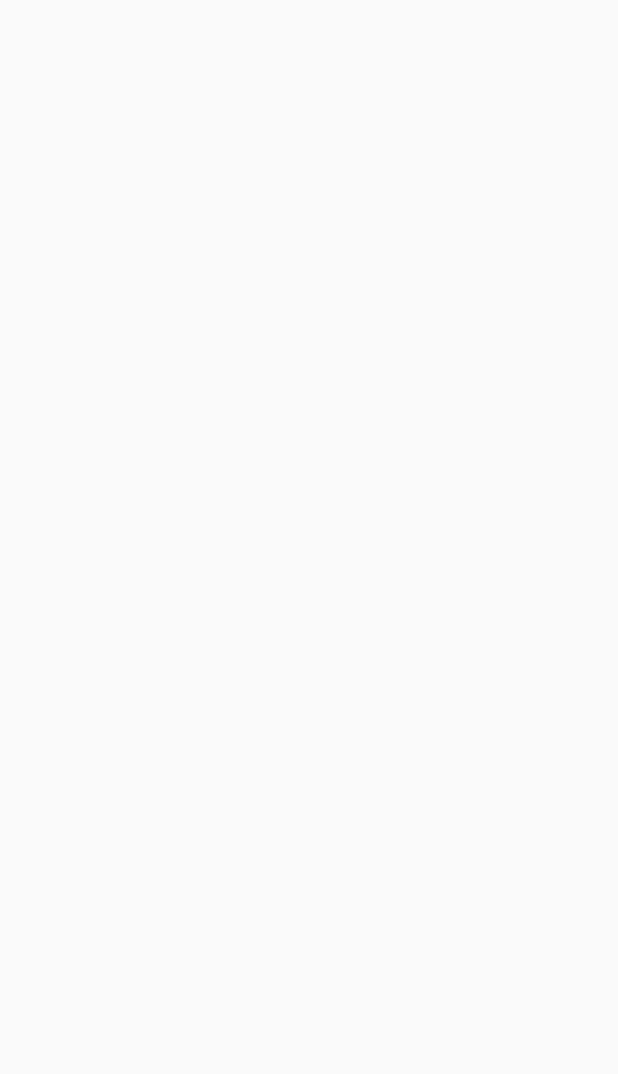
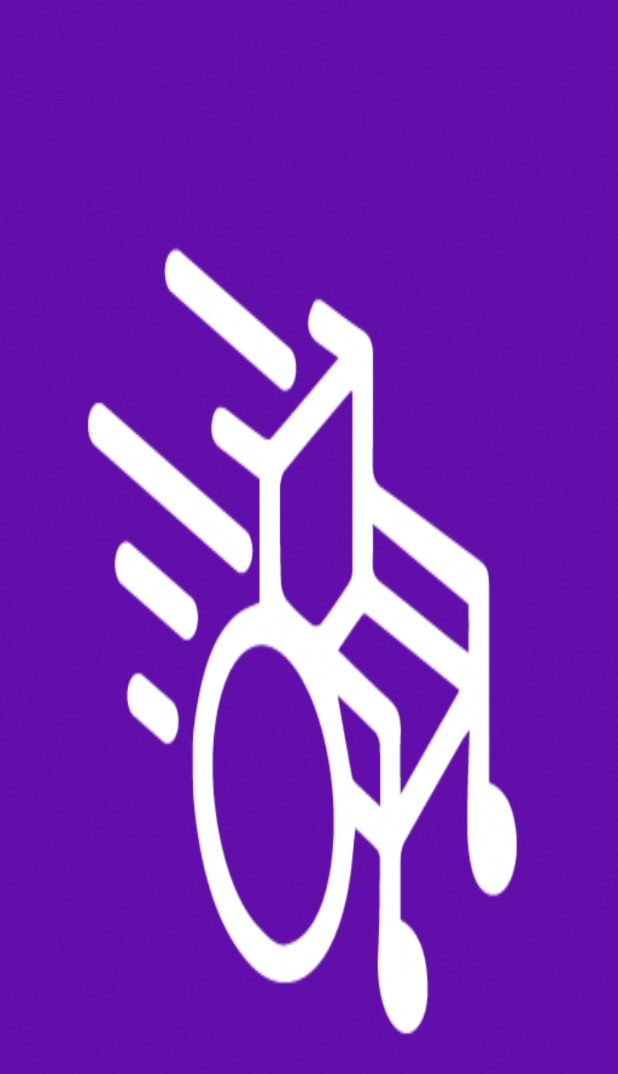
Before and after one commit to fima85/RemoteControl, an Android app: the MainActivity screen opened directly, with no data from a screen before it, on a phone screen of 412 x 824 dp. Before the commit the part shown is empty. Shown: the top 1074 px of the screen. Run offline under Robolectric (Android 15) with nearby library versions, the phone set to English and light mode, and no system bars.

Commit message:
add spalsh screen

```diff
--- a/app/src/main/java/com/matigurten/tom/remotecontrol/MainActivity.java
+++ b/app/src/main/java/com/matigurten/tom/remotecontrol/MainActivity.java
@@ -2,10 +2,18 @@ package com.matigurten.tom.remotecontrol;
 
 import android.app.Activity;
 import android.content.Intent;
+import android.net.Uri;
 import android.os.Bundle;
+import android.os.Handler;
 import android.util.Log;
+import android.view.Window;
+import android.view.WindowManager;
 import android.widget.Toast;
 
+import com.google.android.gms.appindexing.Action;
+import com.google.android.gms.appindexing.AppIndex;
+import com.google.android.gms.appindexing.Thing;
+import com.google.android.gms.common.api.GoogleApiClient;
 import com.matigurten.tom.remotecontrol.common.SharedPref;
 
 /**
@@ -17,25 +25,24 @@ public class MainActivity extends Activity {
 
     private static final String TAG = "MainActivity";
 
-
     @Override
     protected void onCreate(Bundle savedInstanceState) {
         super.onCreate(savedInstanceState);
 
-        Toast.makeText(getApplicationContext(), "Loading...", Toast.LENGTH_LONG).show();
-        try {
-            Thread.sleep(2000); //
-        } catch (InterruptedException e) {
-            e.printStackTrace();
-        }
-        Toast.makeText(getApplicationContext(), "Done!", Toast.LENGTH_LONG).show();
+        setContentView(R.layout.main_actiivty_layout);
 
         RemoteTypeEnum remoteType = SharedPref.getRemoteType(this);
         Log.d(TAG, "starting activity " + remoteType.name());
-        Intent i = new Intent(getApplicationContext(), remoteType.getActivityClass());
+        final Intent i = new Intent(getApplicationContext(), remoteType.getActivityClass());
         i.setFlags(Intent.FLAG_ACTIVITY_NEW_TASK | Intent.FLAG_ACTIVITY_CLEAR_TASK);
 
-        startActivity(i);
+        new Handler().postDelayed(new Runnable() {
+            @Override
+            public void run() {
+                startActivity(i);
+            }
+        }, 2000);
     }
 
+
 }
--- /dev/null
+++ b/app/src/main/res/layout/main_actiivty_layout.xml
@@ -0,0 +1,7 @@
+<?xml version="1.0" encoding="utf-8"?>
+<LinearLayout xmlns:android="http://schemas.android.com/apk/res/android"
+    android:orientation="vertical" android:layout_width="match_parent"
+    android:layout_height="match_parent"
+    android:background="@drawable/splashscreen"
+    >
+</LinearLayout>
```
Also changed, not shown: app/src/main/AndroidManifest.xml (+6 -2 lines), app/src/main/res/drawable/splashscreen.png (added).
